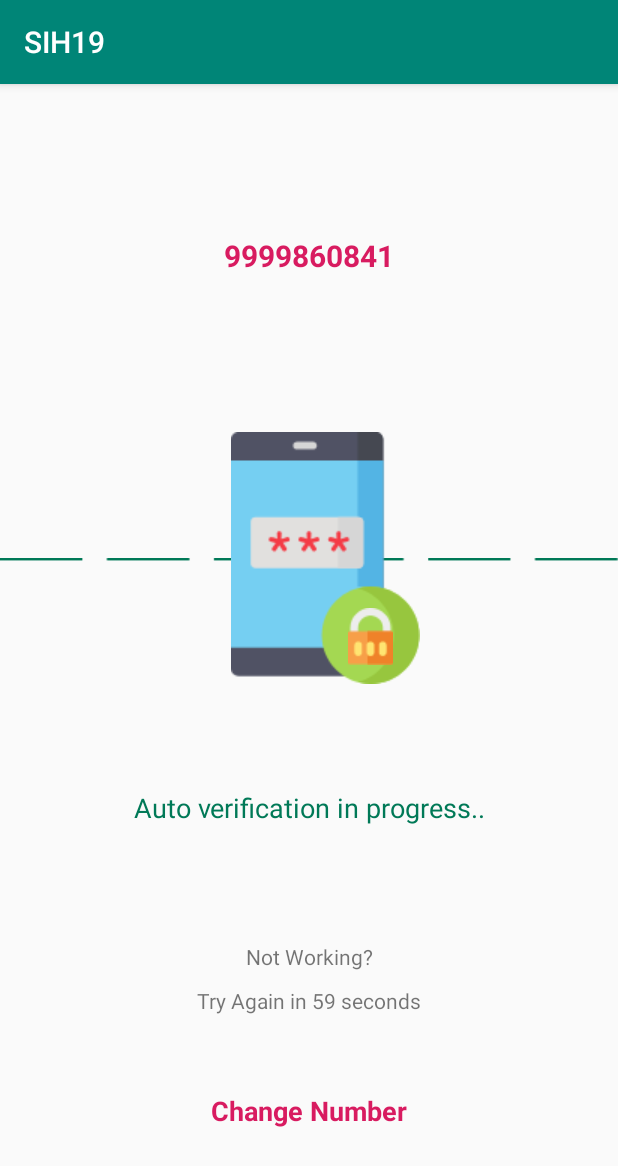
After one commit to Lavanyagaur22/SIH19, an Android app: the PhoneVerifyActivity screen opened directly, with no data from a screen before it, on a phone screen of 412 x 824 dp. The commit adds this screen. Shown: the top 1166 px of the screen. Run offline under Robolectric (Android 15) with nearby library versions, the phone set to English and light mode, and no system bars; our stand-ins replace Firebase (no records; nobody signed in at launch, a user with empty details on screens opened directly).

Commit message:
phone verify done

```diff
--- a/app/src/main/AndroidManifest.xml
+++ b/app/src/main/AndroidManifest.xml
@@ -39,6 +39,7 @@
         <activity android:name=".NearbyPlace.ActivityMapsCurrentPlace" />
         <activity android:name=".WebViewActivity" />
         <activity android:name=".NGODetailActivity"/>
+        <activity android:name=".PhoneVerifyActivity"/>
 
     </application>
 
--- a/app/src/main/java/com/codingblocks/sih19/MainActivity.java
+++ b/app/src/main/java/com/codingblocks/sih19/MainActivity.java
@@ -59,7 +59,7 @@ public class MainActivity extends AppCompatActivity {
 
     ArrayList<String> immuneList;
 
-    Button btn, viewImmunizationButton;
+    Button btn, viewImmunizationButton , phoneVerify;
 
     @Override
     protected void onCreate(Bundle savedInstanceState) {
@@ -69,6 +69,7 @@ public class MainActivity extends AppCompatActivity {
         immunizationLinearLayout = findViewById(R.id.immunizationLinearLayout);
         govtSchemsBtn=findViewById(R.id.govtSchmes);
         viewImmunizationButton = findViewById(R.id.viewImmunizationButton);
+        phoneVerify = findViewById(R.id.phoneVerifyButton);
 
         firebaseAuth = FirebaseAuth.getInstance();
         firebaseUser = firebaseAuth.getCurrentUser();
@@ -191,6 +192,13 @@ public class MainActivity extends AppCompatActivity {
                 startActivity(intent);
             }
         });
+        phoneVerify.setOnClickListener(new View.OnClickListener() {
+            @Override
+            public void onClick(View v) {
+                Intent intent = new Intent(MainActivity.this,PhoneVerifyActivity.class);
+                startActivity(intent);
+            }
+        });
 
 
     }
--- /dev/null
+++ b/app/src/main/java/com/codingblocks/sih19/PhoneVerifyActivity.java
@@ -0,0 +1,209 @@
+package com.codingblocks.sih19;
+
+import android.content.Context;
+import android.content.DialogInterface;
+import android.content.Intent;
+import android.content.SharedPreferences;
+import android.os.Bundle;
+import android.os.CountDownTimer;
+import android.support.annotation.NonNull;
+import android.support.v7.app.AlertDialog;
+import android.support.v7.app.AppCompatActivity;
+import android.util.Log;
+import android.view.View;
+import android.widget.EditText;
+import android.widget.TextView;
+import android.widget.Toast;
+
+import com.google.android.gms.tasks.OnCompleteListener;
+import com.google.android.gms.tasks.OnSuccessListener;
+import com.google.android.gms.tasks.Task;
+import com.google.firebase.FirebaseException;
+import com.google.firebase.auth.AuthResult;
+import com.google.firebase.auth.FirebaseAuth;
+import com.google.firebase.auth.FirebaseUser;
+import com.google.firebase.auth.PhoneAuthCredential;
+import com.google.firebase.auth.PhoneAuthProvider;
+import com.google.firebase.database.DataSnapshot;
+import com.google.firebase.database.DatabaseError;
+import com.google.firebase.database.DatabaseReference;
+import com.google.firebase.database.FirebaseDatabase;
+import com.google.firebase.database.ValueEventListener;
+import com.google.firebase.iid.FirebaseInstanceId;
+import com.google.firebase.iid.InstanceIdResult;
+
+import java.util.concurrent.TimeUnit;
+
+public class PhoneVerifyActivity extends AppCompatActivity
+{
+    FirebaseAuth firebaseAuth;
+    FirebaseUser firebaseUser;
+    FirebaseDatabase firebaseDatabase;
+    DatabaseReference databaseReference;
+
+    EditText otpEditText;
+
+    Boolean counterIsActive = false;
+    CountDownTimer countDownTimer;
+    Context context;
+
+    TextView timeTextView,changenumber,autoVerify,phoneNumber;
+
+    PhoneAuthProvider.OnVerificationStateChangedCallbacks mCallBacks;
+
+    TextView otpMessageTextView;
+
+    int PGNumber;
+
+    @Override
+    protected void onCreate(Bundle savedInstanceState) {
+        super.onCreate(savedInstanceState);
+        setContentView(R.layout.activity_phone_verify);
+
+        firebaseAuth = FirebaseAuth.getInstance();
+        firebaseDatabase = FirebaseDatabase.getInstance();
+        databaseReference = firebaseDatabase.getReference();
+        autoVerify=findViewById(R.id.autoVerify);
+        phoneNumber=findViewById(R.id.tenantPhoneNumber);
+
+        otpEditText = findViewById(R.id.otpEditText);
+        timeTextView = findViewById(R.id.timeTextView);
+
+        context = PhoneVerifyActivity.this;
+
+        otpMessageTextView = findViewById(R.id.otpMessageTextView);
+        changenumber=findViewById(R.id.textView30);
+        final String phone = "9999860841";
+        phoneNumber.setText(phone+"");
+      /* changenumber.setOnClickListener(new View.OnClickListener() {
+            @Override
+            public void onClick(View v) {
+                Intent intent1=new Intent(PhoneVerifyActivity.this,LoginSignupActivity.class);
+                startActivity(intent1);
+                finish();
+            }
+        });
+*/
+        if (!counterIsActive) {
+
+            counterIsActive = true;
+
+            countDownTimer = new CountDownTimer(60 * 1000 + 100, 1000) {
+                @Override
+                public void onTick(long millisUntilFinished) {
+
+                    updateTimer((int) millisUntilFinished / 1000);
+
+                }
+
+                @Override
+                public void onFinish() {
+
+                    if (context == PhoneVerifyActivity.this) {
+
+                        AlertDialog.Builder builder = new AlertDialog.Builder(PhoneVerifyActivity.this);
+                        builder.setTitle("Error");
+                        builder.setMessage("OTP is not retrieved. Please check the number or Mobile Network.");
+                        builder.setNeutralButton("Ok", new DialogInterface.OnClickListener() {
+                            @Override
+                            public void onClick(DialogInterface dialog, int which) {
+
+                                startActivity(new Intent(PhoneVerifyActivity.this, MainActivity.class));
+
+                            }
+                        });
+                        builder.setCancelable(false);
+                        builder.show();
+
+                    }
+
+
+                }
+            }.start();
+
+        }
+
+        String message;
+        message = "OTP is sent to " + phone + ".\n Wait for 60 seconds.";
+        otpMessageTextView.setText(message);
+
+
+            mCallBacks = new PhoneAuthProvider.OnVerificationStateChangedCallbacks() {
+                @Override
+                public void onVerificationCompleted(PhoneAuthCredential phoneAuthCredential) {
+
+                    String code = phoneAuthCredential.getSmsCode();
+                    otpEditText.setText(code);
+
+                    firebaseAuth.signInWithCredential(phoneAuthCredential).addOnCompleteListener(PhoneVerifyActivity.this, new OnCompleteListener<AuthResult>() {
+                        @Override
+                        public void onComplete(@NonNull Task<AuthResult> task) {
+
+                            if (task.isSuccessful()) {
+
+                                firebaseUser = firebaseAuth.getCurrentUser();
+
+
+                                Toast.makeText(PhoneVerifyActivity.this, "User Created", Toast.LENGTH_SHORT).show();
+
+                                FirebaseInstanceId.getInstance().getInstanceId().addOnSuccessListener(PhoneVerifyActivity.this, new OnSuccessListener<InstanceIdResult>() {
+                                    @Override
+                                    public void onSuccess(InstanceIdResult instanceIdResult) {
+                                        String refreshedToken = instanceIdResult.getToken();
+
+                                    }
+                                });
+
+                                countDownTimer = null;
+                                counterIsActive = false;
+
+                                context = null;
+
+                                Intent intent = new Intent(PhoneVerifyActivity.this, GovtSchemsActivity.class);
+                                intent.setFlags(Intent.FLAG_ACTIVITY_NEW_TASK | Intent.FLAG_ACTIVITY_CLEAR_TASK);
+                                startActivity(intent);
+
+
+                            } else {
+
+                                Toast.makeText(PhoneVerifyActivity.this, "Error", Toast.LENGTH_SHORT).show();
+
+                            }
+                        }
+                    });
+
+                }
+
+                @Override
+                public void onVerificationFailed(FirebaseException e) {
+
+                    Toast.makeText(PhoneVerifyActivity.this, "Verification Failed", Toast.LENGTH_SHORT).show();
+
+                }
+
+            };
+
+            PhoneAuthProvider.getInstance().verifyPhoneNumber("+91" + phone, 60, TimeUnit.SECONDS, this, mCallBacks);
+
+        }
+
+
+
+    public void updateTimer(int secondsLeft){
+
+        String timeLeft = Integer.toString(secondsLeft) + "";
+
+        timeTextView.setText("Try Again in "+timeLeft+" seconds");
+
+
+    }
+
+    @Override
+    public void onBackPressed() {
+        super.onBackPressed();
+
+        startActivity(new Intent(PhoneVerifyActivity.this, MainActivity.class));
+        finish();
+
+    }
+}
--- a/app/src/main/res/layout/activity_main.xml
+++ b/app/src/main/res/layout/activity_main.xml
@@ -46,4 +46,16 @@
         app:layout_constraintStart_toStartOf="parent"
         app:layout_constraintTop_toBottomOf="@+id/immunizationLinearLayout" />
 
+    <Button
+        android:id="@+id/phoneVerifyButton"
+        android:layout_width="254dp"
+        android:layout_height="wrap_content"
+        android:layout_marginStart="180dp"
+        android:layout_marginTop="56dp"
+        android:layout_marginBottom="8dp"
+        android:text="Phone verify"
+        app:layout_constraintBottom_toBottomOf="parent"
+        app:layout_constraintStart_toStartOf="parent"
+        app:layout_constraintTop_toBottomOf="@+id/immunizationLinearLayout" />
+
 </android.support.constraint.ConstraintLayout>
--- /dev/null
+++ b/app/src/main/res/layout/activity_phone_verify.xml
@@ -0,0 +1,209 @@
+<?xml version="1.0" encoding="utf-8"?>
+<android.support.constraint.ConstraintLayout xmlns:android="http://schemas.android.com/apk/res/android"
+    xmlns:app="http://schemas.android.com/apk/res-auto"
+    xmlns:tools="http://schemas.android.com/tools"
+    android:layout_width="match_parent"
+    android:layout_height="match_parent"
+    tools:context=".PhoneVerifyActivity">
+
+    <LinearLayout
+        android:layout_width="match_parent"
+        android:layout_height="match_parent"
+        android:orientation="vertical"
+        android:weightSum="7"
+        app:layout_constraintBottom_toBottomOf="parent"
+        app:layout_constraintEnd_toEndOf="parent"
+        app:layout_constraintStart_toStartOf="parent"
+        app:layout_constraintTop_toTopOf="parent">
+
+        <ImageView
+            android:layout_width="match_parent"
+            android:layout_height="wrap_content"
+            android:layout_gravity="center"
+            android:layout_marginStart="20dp"
+            android:layout_marginTop="30dp"
+            android:layout_marginEnd="20dp"
+            android:layout_weight="1" />
+
+        <TextView
+            android:id="@+id/tenantPhoneNumber"
+            android:layout_width="match_parent"
+            android:layout_height="wrap_content"
+            android:layout_marginTop="20dp"
+            android:layout_weight="1"
+            android:gravity="top|center"
+            android:text="8617878437"
+            android:textColor="@color/colorAccent"
+            android:textSize="20sp"
+            android:textStyle="bold" />
+
+        <android.support.constraint.ConstraintLayout
+            android:layout_width="match_parent"
+            android:layout_height="wrap_content"
+            android:layout_marginTop="20dp"
+            android:layout_weight="1">
+
+            <ImageView
+                android:layout_width="wrap_content"
+                android:layout_height="wrap_content"
+                android:layout_marginStart="8dp"
+                android:layout_marginTop="8dp"
+                android:layout_marginEnd="8dp"
+                android:layout_marginBottom="8dp"
+                app:layout_constraintBottom_toBottomOf="parent"
+                app:layout_constraintEnd_toEndOf="parent"
+                app:layout_constraintStart_toStartOf="parent"
+                app:layout_constraintTop_toTopOf="parent"
+                app:srcCompat="@drawable/lineloading" />
+
+            <ImageView
+                android:id="@+id/imageView23"
+                android:layout_width="wrap_content"
+                android:layout_height="wrap_content"
+                android:layout_marginStart="8dp"
+                android:layout_marginTop="8dp"
+                android:layout_marginEnd="8dp"
+                android:layout_marginBottom="8dp"
+                app:layout_constraintBottom_toBottomOf="parent"
+                app:layout_constraintEnd_toEndOf="parent"
+                app:layout_constraintHorizontal_bias="0.54"
+                app:layout_constraintStart_toStartOf="parent"
+                app:layout_constraintTop_toTopOf="parent"
+                app:layout_constraintVertical_bias="0.481"
+                app:srcCompat="@drawable/passwordphone" />
+
+            <ImageView
+                android:id="@+id/lockIcon"
+                android:layout_width="wrap_content"
+                android:layout_height="wrap_content"
+                app:layout_constraintBottom_toBottomOf="@+id/imageView23"
+                app:layout_constraintEnd_toEndOf="@+id/imageView23"
+                app:layout_constraintHorizontal_bias="0.812"
+                app:layout_constraintStart_toStartOf="@+id/imageView23"
+                app:layout_constraintTop_toTopOf="@+id/imageView23"
+                app:layout_constraintVertical_bias="0.904"
+                app:srcCompat="@drawable/lock" />
+
+        </android.support.constraint.ConstraintLayout>
+
+        <TextView
+            android:layout_width="match_parent"
+            android:layout_height="wrap_content"
+            android:layout_marginTop="10dp"
+            android:layout_weight="1"
+            android:gravity="center"
+            android:id="@+id/autoVerify"
+            android:text="Auto verification in progress.."
+            android:textColor="#007957"
+            android:textSize="18sp" />
+
+        <TextView
+            android:id="@+id/textView28"
+            android:layout_width="match_parent"
+            android:layout_height="wrap_content"
+            android:layout_weight="1"
+            android:gravity="bottom|center"
+            android:text="Not Working?" />
+
+        <TextView
+            android:id="@+id/timeTextView"
+            android:layout_width="match_parent"
+            android:layout_height="wrap_content"
+            android:layout_marginTop="10dp"
+            android:layout_weight="1"
+            android:gravity="top|center"
+            android:text="Try Again in 60 seconds" />
+
+        <TextView
+            android:id="@+id/textView30"
+            android:layout_width="wrap_content"
+            android:layout_height="wrap_content"
+            android:layout_gravity="center"
+            android:layout_marginBottom="20dp"
+            android:layout_weight="1"
+            android:gravity="top|center"
+            android:text="Change Number"
+            android:textColor="@color/colorAccent"
+            android:textSize="18sp"
+            android:textStyle="bold" />
+
+    </LinearLayout>
+
+    <EditText
+        android:id="@+id/otpEditText"
+        android:layout_width="150dp"
+        android:layout_height="wrap_content"
+        android:layout_marginStart="8dp"
+        android:layout_marginTop="100dp"
+        android:layout_marginEnd="8dp"
+        android:inputType="number"
+        android:itemBackground="#E0E0E0"
+        android:textColor="@color/colorAccent"
+        android:visibility="gone"
+        app:layout_constraintEnd_toEndOf="parent"
+        app:layout_constraintStart_toStartOf="parent"
+        app:layout_constraintTop_toTopOf="parent" />
+
+
+    <ImageView
+        android:layout_width="60dp"
+        android:layout_height="60dp"
+        android:layout_marginStart="8dp"
+        android:layout_marginEnd="8dp"
+        android:layout_marginBottom="8dp"
+        android:src="@drawable/plane"
+        android:visibility="gone"
+        app:layout_constraintBottom_toTopOf="@+id/textView18"
+        app:layout_constraintEnd_toEndOf="@+id/textView18"
+        app:layout_constraintStart_toStartOf="@+id/textView18" />
+
+
+    <TextView
+        android:id="@+id/textView18"
+        android:layout_width="wrap_content"
+        android:layout_height="wrap_content"
+        android:layout_marginStart="8dp"
+        android:layout_marginTop="170dp"
+        android:layout_marginEnd="8dp"
+        android:fontFamily="@font/productsansmedium"
+        android:text="Please wait , Retrieving OTP"
+        android:textColor="@android:color/black"
+        android:textSize="16dp"
+        android:visibility="gone"
+        app:layout_constraintEnd_toEndOf="@+id/otpEditText"
+        app:layout_constraintHorizontal_bias="0.492"
+        app:layout_constraintStart_toStartOf="@+id/otpEditText"
+        app:layout_constraintTop_toBottomOf="@+id/otpEditText" />
+
+
+    <TextView
+        android:id="@+id/otpMessageTextView"
+        android:layout_width="wrap_content"
+        android:layout_height="wrap_content"
+        android:layout_marginStart="8dp"
+        android:layout_marginTop="60dp"
+        android:layout_marginEnd="8dp"
+        android:fontFamily="@font/productsans"
+        android:textAlignment="center"
+        android:textSize="13dp"
+        android:visibility="gone"
+        app:layout_constraintEnd_toEndOf="@+id/otpEditText"
+        app:layout_constraintStart_toStartOf="@+id/otpEditText"
+        app:layout_constraintTop_toBottomOf="@+id/textView18" />
+
+    <TextView
+        android:id="@+id/timerTextView"
+        android:layout_width="wrap_content"
+        android:layout_height="wrap_content"
+        android:layout_marginTop="50dp"
+        android:fontFamily="@font/productsans"
+        android:text="60s"
+        android:textColor="@android:color/black"
+        android:textSize="24dp"
+        android:visibility="gone"
+        app:layout_constraintEnd_toEndOf="@+id/otpMessageTextView"
+        app:layout_constraintStart_toStartOf="@+id/otpMessageTextView"
+        app:layout_constraintTop_toBottomOf="@+id/otpMessageTextView" />
+
+
+</android.support.constraint.ConstraintLayout>
```
Also changed, not shown: app/src/main/res/drawable/lineloading.png (added), app/src/main/res/drawable/lock.png (added), app/src/main/res/drawable/password.png (added), app/src/main/res/drawable/passwordphone.png (added), app/src/main/res/drawable/plane.png (added).
